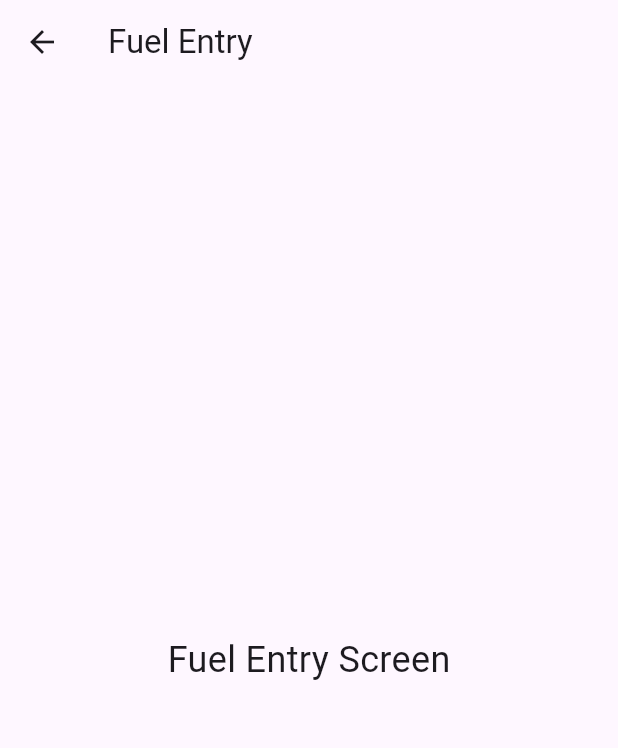
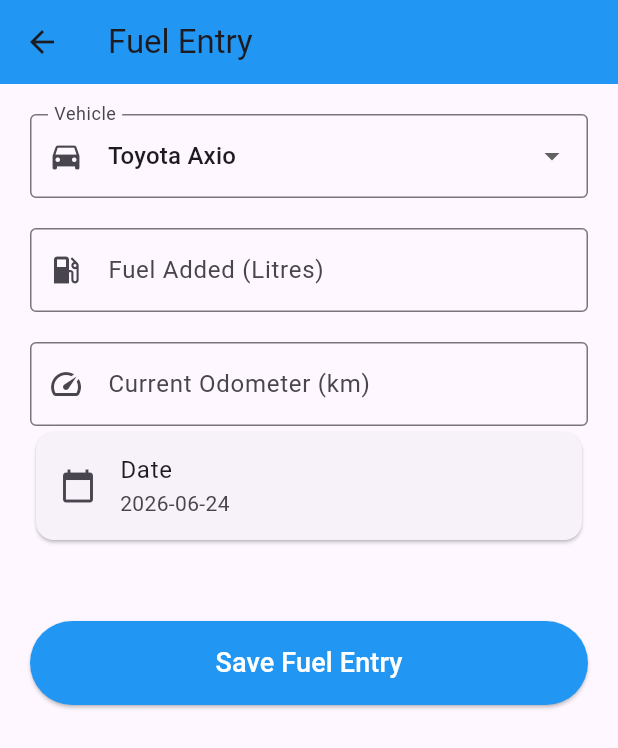
Before and after one commit to Delfine254/EcoMate-Fuel-Emission-Tracker, a Flutter app: the screen it shows after launch, in the side drawer, after a tap on "Fuel Entry", on a phone screen of 412 x 824 dp. Shown: the top 748 px of the screen. Run offline on Flutter 3.47's test engine with Material 3 defaults, Android fonts, the phone set to English and light mode, and no system bars.

```diff
--- a/lib/screens/fuel/fuel_entry_screen.dart
+++ b/lib/screens/fuel/fuel_entry_screen.dart
@@ -1,19 +1,138 @@
 import 'package:flutter/material.dart';
+import 'fuel_history_screen.dart';
 
-class FuelEntryScreen extends StatelessWidget {
+
+class FuelEntryScreen extends StatefulWidget {
   const FuelEntryScreen({super.key});
+
+  @override
+  State<FuelEntryScreen> createState() => _FuelEntryScreenState();
+}
+
+class _FuelEntryScreenState extends State<FuelEntryScreen> {
+
+  TextEditingController fuelController =
+      TextEditingController();
+
+  TextEditingController odometerController =
+      TextEditingController();
+
+  String selectedVehicle = 'Toyota Axio';
+  String currentDate =
+    DateTime.now().toString().split(' ')[0];
 
   @override
   Widget build(BuildContext context) {
     return Scaffold(
       appBar: AppBar(
-        title: Text('Fuel Entry'),
+        title: const Text('Fuel Entry'),
+        backgroundColor: Colors.blue,
       ),
 
-      body: Center(
-        child: Text(
-          'Fuel Entry Screen',
-          style: TextStyle(fontSize: 24),
+      body: Padding(
+        padding: const EdgeInsets.all(20.0),
+
+        child: SingleChildScrollView(
+          child: Column(
+            children: [
+
+              DropdownButtonFormField<String>(
+                value: selectedVehicle,
+
+                decoration: InputDecoration(
+                  labelText: 'Vehicle',
+                  prefixIcon: Icon(Icons.directions_car),
+                  border: OutlineInputBorder(),
+                ),
+
+                items: const [
+                  DropdownMenuItem(
+                    value: 'Toyota Axio',
+                    child: Text('Toyota Axio'),
+                  ),
+                  DropdownMenuItem(
+                    value: 'Nissan Note',
+                    child: Text('Nissan Note'),
+                  ),
+                ],
+
+                onChanged: (value) {
+                  setState(() {
+                    selectedVehicle = value!;
+                  });
+                },
+              ),
+
+              SizedBox(height: 20),
+
+              TextField(
+                controller: fuelController,
+                keyboardType: TextInputType.number,
+
+                decoration: InputDecoration(
+                  labelText: 'Fuel Added (Litres)',
+                  prefixIcon: Icon(Icons.local_gas_station),
+                  border: OutlineInputBorder(),
+                ),
+              ),
+
+              SizedBox(height: 20),
+
+              TextField(
+                controller: odometerController,
+                keyboardType: TextInputType.number,
+
+                decoration: InputDecoration(
+                  labelText: 'Current Odometer (km)',
+                  prefixIcon: Icon(Icons.speed),
+                  border: OutlineInputBorder(),
+                ),
+              ),
+
+Card(
+  child: ListTile(
+    leading: Icon(Icons.calendar_today),
+
+    title: Text('Date'),
+
+    subtitle: Text(currentDate),
+  ),
+),
+
+SizedBox(height: 20),
+              SizedBox(height: 30),
+
+              SizedBox(
+                width: double.infinity,
+
+                child: ElevatedButton(
+                  onPressed: () {
+Navigator.push(
+    context,
+    MaterialPageRoute(
+      builder: (context) =>
+          const FuelHistoryScreen(),
+    ),
+  );
+                  },
+
+                  style: ElevatedButton.styleFrom(
+                    backgroundColor: Colors.blue,
+                    padding: EdgeInsets.symmetric(vertical: 15),
+                  ),
+
+                  child: const Text(
+                    'Save Fuel Entry',
+                    style: TextStyle(
+                      color: Colors.white,
+                      fontSize: 18,
+                    ),
+                  ),
+                ),
+              ),
+
+            ],
+          ),
         ),
       ),
     );
```
Also changed, not shown: lib/screens/fuel/fuel_history_screen.dart (added, +56 -0 lines).
